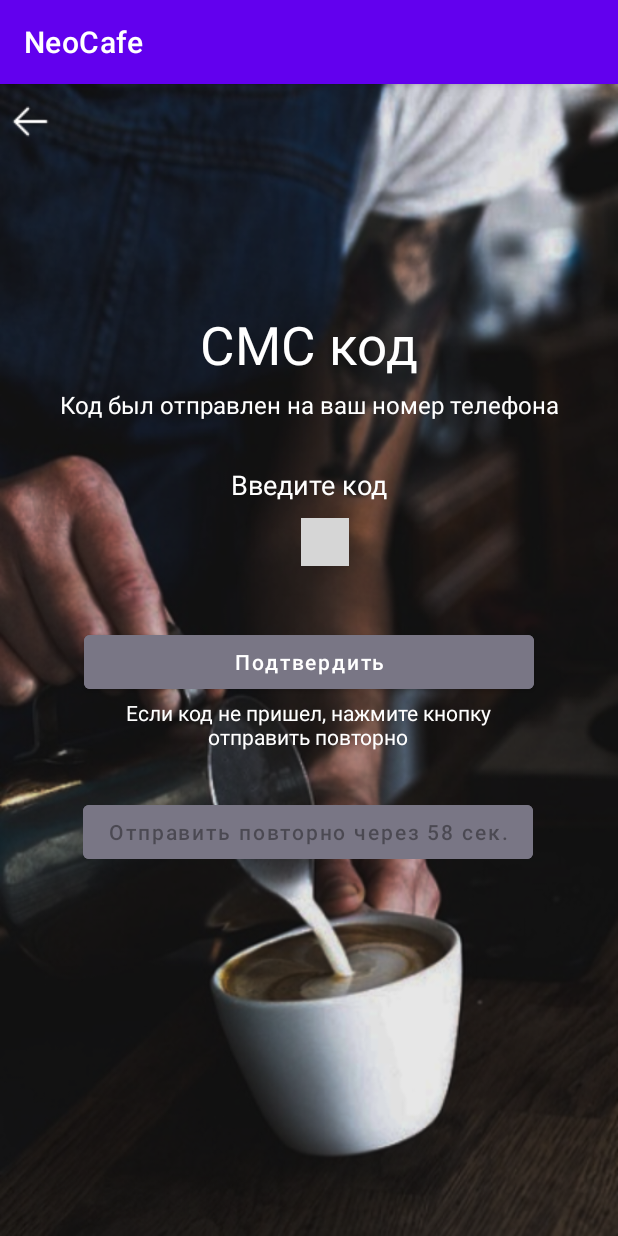
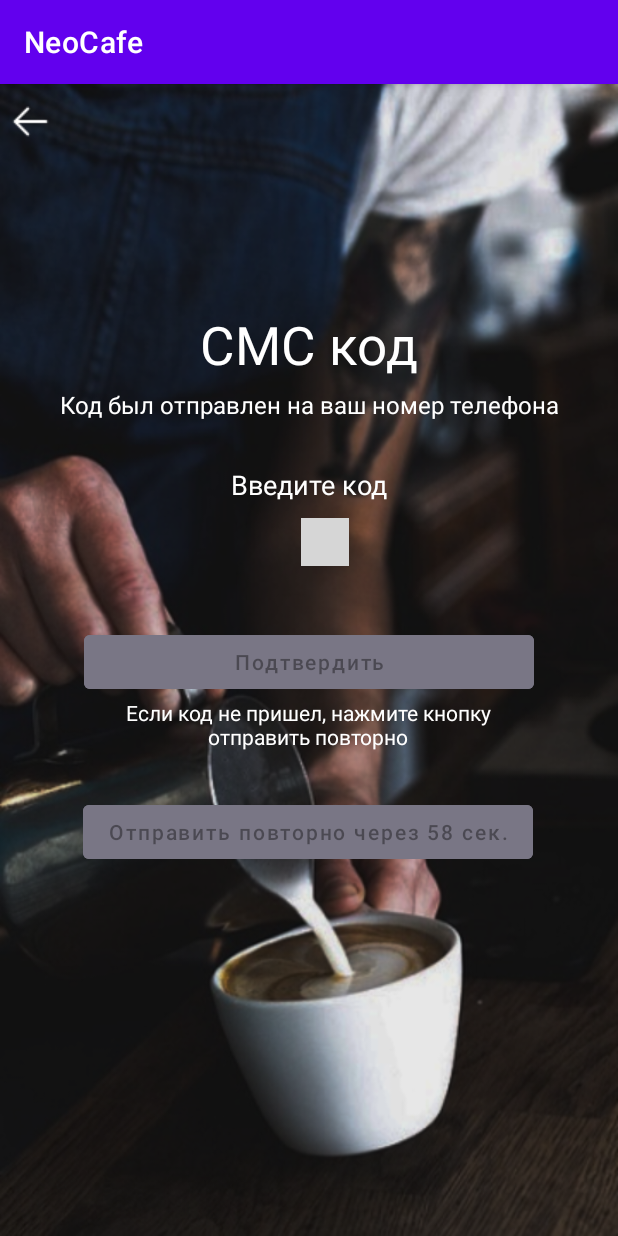
Before and after one commit to rybakova-auca-2021/NeoCafe, an Android app: the CodeConfirmationFragment screen opened through its navigation route, on a phone screen of 412 x 824 dp. Run offline under Robolectric (Android 15) with nearby library versions, the phone set to English and light mode, and no system bars; plain views replace PinView; Roboto replaces fonts that are not available here; 1 statement that could not run was skipped; grey boxes are pictures that could not be loaded.

Commit message:
setup button validation for registration fragments

```diff
--- a/app/src/main/res/drawable/btn_background.xml
+++ b/app/src/main/res/drawable/btn_background.xml
@@ -1,5 +1,5 @@
 <?xml version="1.0" encoding="utf-8"?>
 <selector xmlns:android="http://schemas.android.com/apk/res/android">
-    <item android:state_enabled="false" android:drawable="@color/main"/>
-    <item android:drawable="@color/disabled_btn"/>
+    <item android:state_enabled="true" android:color="@color/main" />
+    <item android:state_enabled="false" android:color="@color/disabled_btn" />
 </selector>
--- a/app/src/main/res/layout/fragment_add_birthday.xml
+++ b/app/src/main/res/layout/fragment_add_birthday.xml
@@ -93,7 +93,7 @@
         android:layout_width="0dp"
         android:layout_height="50dp"
         android:layout_marginTop="20dp"
-        android:backgroundTint="@color/disabled_btn"
+        android:backgroundTint="@drawable/btn_background"
         android:enabled="false"
         android:text="@string/login"
         android:textAllCaps="false"
--- a/app/src/main/res/layout/fragment_code_confirmation.xml
+++ b/app/src/main/res/layout/fragment_code_confirmation.xml
@@ -87,7 +87,8 @@
         android:layout_width="300dp"
         android:layout_height="wrap_content"
         android:layout_marginTop="40dp"
-        android:backgroundTint="@color/disabled_btn"
+        android:backgroundTint="@drawable/btn_background"
+        android:enabled="false"
         android:text="@string/confirm"
         android:textAllCaps="false"
         app:layout_constraintEnd_toEndOf="parent"
--- a/app/src/main/res/values/strings.xml
+++ b/app/src/main/res/values/strings.xml
@@ -15,6 +15,6 @@
     <string name="confirm">Подтвердить</string>
     <string name="msg_sendCodeAgain">Если код не пришел, нажмите кнопку отправить повторно</string>
     <string name="birthday">Дата рождения</string>
-    <string name="msg_enter_birthday">Введите дату рожденя для дольнейшего начисления бонусов</string>
+    <string name="msg_enter_birthday">Введите дату рожденя для дальнейшего начисления бонусов</string>
     <string name="skip">Пропустить</string>
 </resources>
```
Also changed, not shown: app/src/main/java/com/example/neocafe/view/registration/AddBirthdayFragment.kt (+9 -0 lines), app/src/main/java/com/example/neocafe/view/registration/CodeConfirmationFragment.kt (+9 -0 lines), app/src/main/java/com/example/neocafe/view/registration/RegistrationFragment.kt (+17 -0 lines).
